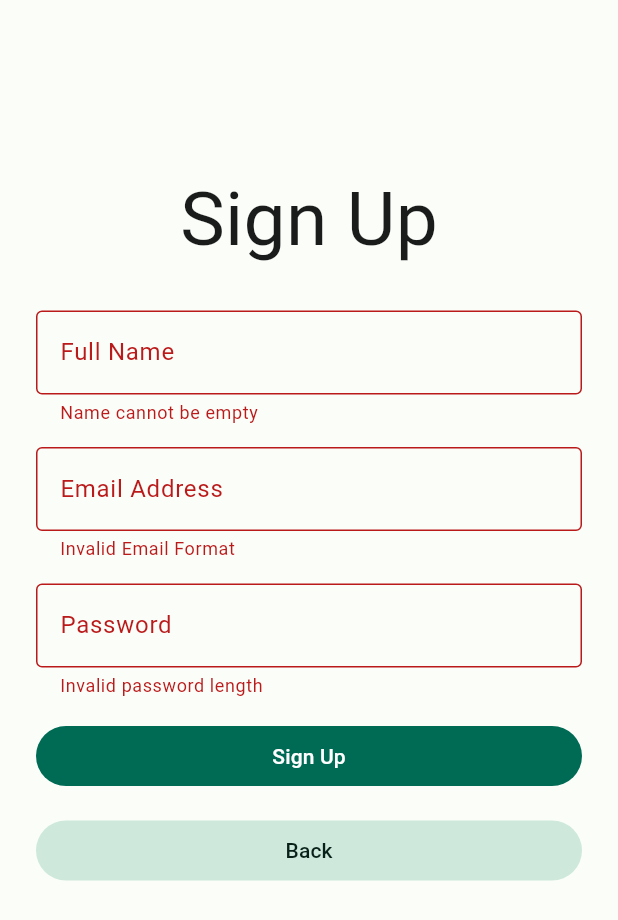
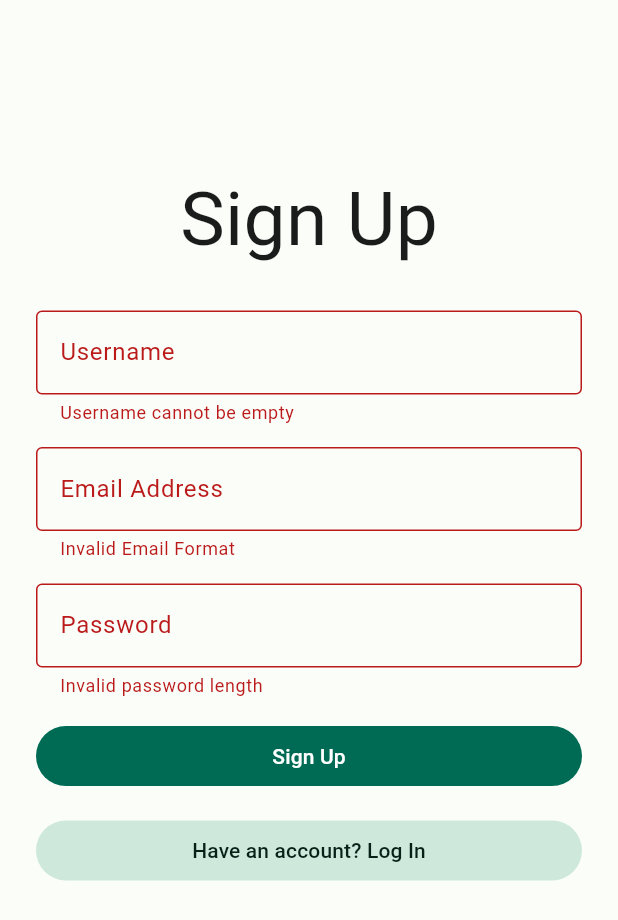
Before and after one commit to conrad-mo/viridian, a Flutter app: the SignupScreen screen opened directly, after a tap on "Sign Up", on a phone screen of 412 x 824 dp. Shown: the top 920 px of the screen. Run offline on Flutter 3.47's test engine with Material 2 defaults, Android fonts, the phone set to English and light mode, and no system bars; our stand-ins replace cloud_firestore, firebase_auth, firebase_core, shared_preferences; accounts and stored records are empty.

Commit message:
Commit firebase backend changes when things aren't broken yet

```diff
--- /dev/null
+++ b/lib/backend/auth.dart
@@ -0,0 +1,20 @@
+import 'package:firebase_auth/firebase_auth.dart';
+import 'package:viridian/backend/database.dart';
+
+class AuthService {
+  final FirebaseAuth firebaseAuth = FirebaseAuth.instance;
+
+  Future userRegistar(String username, String email, String password) async {
+    try {
+      User user = (await firebaseAuth.createUserWithEmailAndPassword(
+              email: email, password: password))
+          .user!;
+      if (user != null) {
+        await DatabaseService(uid: user.uid).updateUserData(username, email);
+        return true;
+      }
+    } on FirebaseAuthException catch (e) {
+      return e.message;
+    }
+  }
+}
--- /dev/null
+++ b/lib/backend/database.dart
@@ -0,0 +1,21 @@
+import 'package:cloud_firestore/cloud_firestore.dart';
+
+class DatabaseService {
+  final String? uid;
+  DatabaseService({this.uid});
+
+  final CollectionReference userCollection =
+      FirebaseFirestore.instance.collection('users');
+  final CollectionReference groupCollection =
+      FirebaseFirestore.instance.collection('groups');
+
+  Future updateUserData(String username, String email) async {
+    return await userCollection.doc(uid).set({
+      'username': username,
+      'email': email,
+      'groups': [],
+      'profilePic': '',
+      'uid': uid,
+    });
+  }
+}
--- a/lib/states/signupscreen.dart
+++ b/lib/states/signupscreen.dart
@@ -1,5 +1,8 @@
 import 'package:flutter/material.dart';
+import 'package:viridian/backend/auth.dart';
+import 'package:viridian/states/homescreen.dart';
 import 'package:viridian/states/loginscreen.dart';
+import 'package:viridian/userclass.dart';
 
 class SignupScreen extends StatefulWidget {
   const SignupScreen({super.key});
@@ -10,14 +13,18 @@ class SignupScreen extends StatefulWidget {
 
 class _SignupScreenState extends State<SignupScreen> {
   final _formKey = GlobalKey<FormState>();
+  bool _isLoading = false;
   String email = '';
   String password = '';
-  String fullname = '';
+  String username = '';
+  AuthService authService = AuthService();
   @override
   Widget build(BuildContext context) {
     return Scaffold(
       //resizeToAvoidBottomInset: false,
-      body: Padding(
+      body: _isLoading
+          ? const Center(child: CircularProgressIndicator())
+          : Padding(
               padding: const EdgeInsets.fromLTRB(24, 10, 24, 32),
               child: SafeArea(
                 child: Form(
@@ -39,15 +46,16 @@ class _SignupScreenState extends State<SignupScreen> {
                         ),
                         TextFormField(
                           decoration: const InputDecoration(
-                        border: OutlineInputBorder(), labelText: 'Full Name'),
+                              border: OutlineInputBorder(),
+                              labelText: 'Username'),
                           onChanged: (val) {
                             setState(() {
-                        fullname = val;
+                              username = val;
                             });
                           },
                           validator: (val) {
                             if (val!.isEmpty) {
-                        return 'Name cannot be empty';
+                              return 'Username cannot be empty';
                             } else {
                               return null;
                             }
@@ -77,7 +85,8 @@ class _SignupScreenState extends State<SignupScreen> {
                         TextFormField(
                           obscureText: true,
                           decoration: const InputDecoration(
-                        border: OutlineInputBorder(), labelText: 'Password'),
+                              border: OutlineInputBorder(),
+                              labelText: 'Password'),
                           onChanged: (val) {
                             setState(() {
                               password = val;
@@ -109,9 +118,10 @@ class _SignupScreenState extends State<SignupScreen> {
                               Navigator.pushReplacement(
                                   context,
                                   MaterialPageRoute(
-                                builder: (context) => const LoginScreen())),
+                                      builder: (context) =>
+                                          const LoginScreen())),
                             },
-                      child: const Text('Back'),
+                            child: const Text('Have an account? Log In'),
                           ),
                         ),
                       ],
@@ -124,6 +134,29 @@ class _SignupScreenState extends State<SignupScreen> {
   }
 
   signup() async {
-    if (_formKey.currentState!.validate()) {}
+    if (_formKey.currentState!.validate()) {
+      setState(() {
+        _isLoading = true;
+      });
+      await authService
+          .userRegistar(username, email, password)
+          .then((value) async {
+        if (value == true) {
+          await UserClass.saveUserTokenStatus(true);
+          await UserClass.saveUserEmailStatus(email);
+          await UserClass.saveUserNameStatus(username);
+          Navigator.pushReplacement(context,
+              MaterialPageRoute(builder: (context) => const HomeScreen()));
+        } else {
+          setState(() {
+            ScaffoldMessenger.of(context).showSnackBar(SnackBar(
+              content: Text(value),
+              behavior: SnackBarBehavior.floating,
+            ));
+            _isLoading = false;
+          });
+        }
+      });
     }
   }
+}
--- a/pubspec.yaml
+++ b/pubspec.yaml
@@ -1,5 +1,5 @@
 name: viridian
-description: A new Flutter project.
+description: A chat app built with flutter and firebase
 # The following line prevents the package from being accidentally published to
 # pub.dev using `flutter pub publish`. This is preferred for private packages.
 publish_to: 'none' # Remove this line if you wish to publish to pub.dev
```
Also changed, not shown: lib/userclass.dart (+15 -0 lines). Lines whose indentation alone changed are shown as unchanged.
